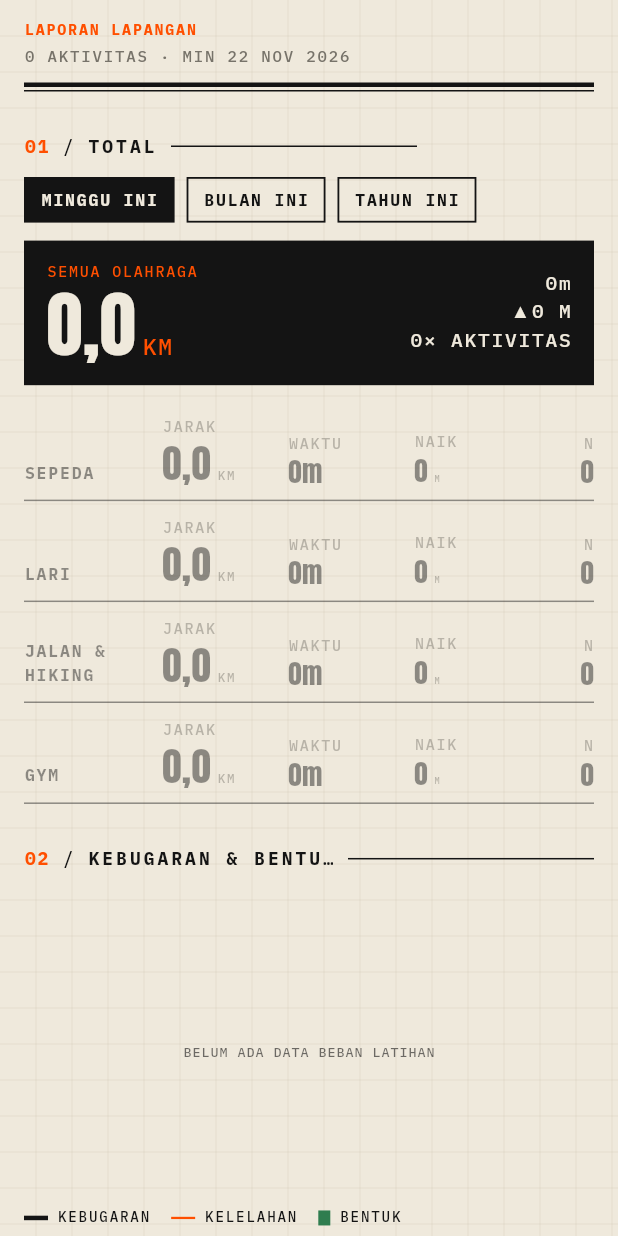
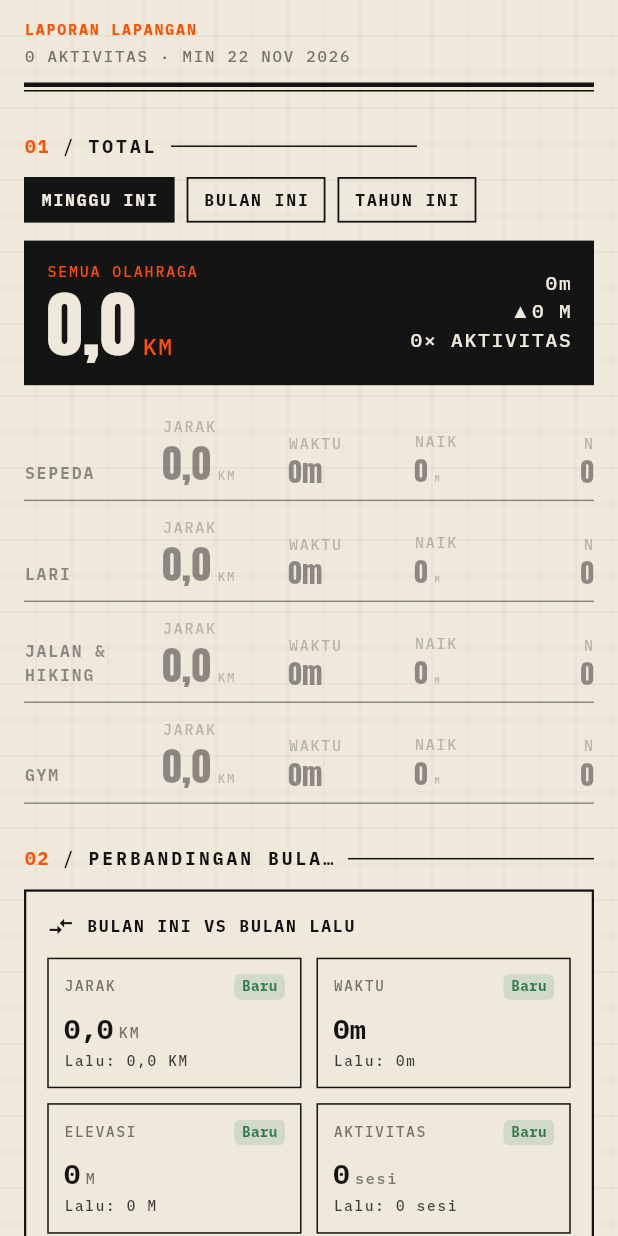
Before and after one commit to AbdurRouf05/virya, a Flutter app: the StatsScreen screen opened directly, on a phone screen of 412 x 824 dp. Run offline on Flutter 3.47's test engine with Material 3 defaults, Android fonts, the phone set to English and light mode, and no system bars; our stand-ins replace camera, drift, file_picker, flutter_blue_plus, flutter_riverpod, flutter_tts and 7 more; missing offline and left inert: sqlite3; accounts and stored records are empty; generated files the repository leaves out were written again.

Commit message:
feat: add onboarding quickstart hub, month-over-month stats comparison, and preset offline map regions

```diff
--- a/lib/app/settings.dart
+++ b/lib/app/settings.dart
@@ -42,6 +42,9 @@ class SettingKeys {
 
   /// Periksa pembaruan secara otomatis saat aplikasi dibuka.
   static const autoCheckUpdate = 'auto_check_update';
+
+  /// `true` bila panduan mulai cepat di layar Hari Ini ditutup oleh pengguna.
+  static const quickstartDismissed = 'quickstart_dismissed';
 }
 
 const Map<String, String> settingDefaults = {
@@ -56,6 +59,7 @@ const Map<String, String> settingDefaults = {
   SettingKeys.useSimulatedGps: 'false',
   SettingKeys.updateUrl: '',
   SettingKeys.autoCheckUpdate: 'true',
+  SettingKeys.quickstartDismissed: 'false',
 };
 
 /// In-memory mirror of the AppSettings table; writes go through to SQLite.
--- a/lib/features/dashboard/presentation/stats_screen.dart
+++ b/lib/features/dashboard/presentation/stats_screen.dart
@@ -7,6 +7,7 @@ import 'package:virya/core/widgets/field_kit.dart';
 import 'package:virya/features/activity_history/data/journal_providers.dart';
 import 'package:virya/features/activity_history/presentation/activity_detail_screen.dart';
 import 'package:virya/features/dashboard/domain/stats_math.dart';
+import 'package:virya/features/dashboard/presentation/widgets/stats_comparison_card.dart';
 import 'package:virya/features/dashboard/presentation/widgets/stats_fitness_panel.dart';
 import 'package:virya/features/dashboard/presentation/widgets/stats_records.dart';
 import 'package:virya/features/dashboard/presentation/widgets/stats_totals.dart';
@@ -48,6 +49,9 @@ class _StatsScreenState extends ConsumerState<StatsScreen> {
               SectionHeader(number: sec.next(), title: 'Total'),
               _periodPicker(),
               StatsTotals(activities: list, from: _period.start(now), fmt: fmt),
+              SectionHeader(
+                  number: sec.next(), title: 'Perbandingan bulan ini'),
+              StatsComparisonCard(activities: list, fmt: fmt, now: now),
               SectionHeader(number: sec.next(), title: 'Kebugaran & bentuk'),
               const StatsFitnessPanel(),
               SectionHeader(number: sec.next(), title: 'Kalender 26 minggu'),
--- /dev/null
+++ b/lib/features/dashboard/presentation/widgets/stats_comparison_card.dart
@@ -0,0 +1,218 @@
+import 'package:flutter/material.dart';
+import 'package:virya/app/format.dart';
+import 'package:virya/core/database/app_database.dart';
+import 'package:virya/core/widgets/field_kit.dart';
+import 'package:virya/features/dashboard/domain/stats_math.dart';
+
+/// Kartu perbandingan performa bulan ini terhadap bulan lalu.
+class StatsComparisonCard extends StatelessWidget {
+  final List<Activity> activities;
+  final Fmt fmt;
+  final DateTime now;
+
+  const StatsComparisonCard({
+    super.key,
+    required this.activities,
+    required this.fmt,
+    required this.now,
+  });
+
+  @override
+  Widget build(BuildContext context) {
+    final thisMonthStart = DateTime(now.year, now.month, 1);
+    final lastMonthStart = DateTime(now.year, now.month - 1, 1);
+    final lastMonthEnd = thisMonthStart.subtract(const Duration(milliseconds: 1));
+
+    final thisMonth = activities
+        .where((a) => !a.startTime.isBefore(thisMonthStart))
+        .fold(Totals.zero, (s, a) => s.add(a));
+
+    final lastMonth = activities
+        .where((a) =>
+            !a.startTime.isBefore(lastMonthStart) &&
+            !a.startTime.isAfter(lastMonthEnd))
+        .fold(Totals.zero, (s, a) => s.add(a));
+
+    return Padding(
+      padding: const EdgeInsets.symmetric(horizontal: 16),
+      child: Container(
+        decoration: BoxDecoration(
+          color: FN.cardFill,
+          border: FN.frame(width: 1.5),
+          borderRadius: FN.boxRadius,
+        ),
+        padding: const EdgeInsets.all(14),
+        child: Column(
+          crossAxisAlignment: CrossAxisAlignment.start,
+          children: [
+            Row(
+              children: [
+                Icon(Icons.compare_arrows_outlined, size: 18, color: FN.ink),
+                const SizedBox(width: 8),
+                Text(
+                  FN.caps('BULAN INI VS BULAN LALU'),
+                  style: FN
+                      .label(size: 11, color: FN.ink)
+                      .copyWith(fontWeight: FontWeight.w700),
+                ),
+              ],
+            ),
+            const SizedBox(height: 12),
+            Row(
+              children: [
+                Expanded(
+                  child: _MetricTile(
+                    label: 'Jarak',
+                    thisVal: fmt.distance(thisMonth.distanceM, decimals: 1),
+                    unit: fmt.distUnit,
+                    lastVal: fmt.distance(lastMonth.distanceM, decimals: 1),
+                    diffPct: _pct(thisMonth.distanceM, lastMonth.distanceM),
+                  ),
+                ),
+                const SizedBox(width: 10),
+                Expanded(
+                  child: _MetricTile(
+                    label: 'Waktu',
+                    thisVal: Fmt.durationShort(thisMonth.movingS),
+                    unit: '',
+                    lastVal: Fmt.durationShort(lastMonth.movingS),
+                    diffPct: _pct(
+                      thisMonth.movingS.toDouble(),
+                      lastMonth.movingS.toDouble(),
+                    ),
+                  ),
+                ),
+              ],
+            ),
+            const SizedBox(height: 10),
+            Row(
+              children: [
+                Expanded(
+                  child: _MetricTile(
+                    label: 'Elevasi',
+                    thisVal: fmt.elevation(thisMonth.elevationM),
+                    unit: fmt.eleUnit,
+                    lastVal: fmt.elevation(lastMonth.elevationM),
+                    diffPct: _pct(thisMonth.elevationM, lastMonth.elevationM),
+                  ),
+                ),
+                const SizedBox(width: 10),
+                Expanded(
+                  child: _MetricTile(
+                    label: 'Aktivitas',
+                    thisVal: '${thisMonth.count}',
+                    unit: 'sesi',
+                    lastVal: '${lastMonth.count}',
+                    diffPct: _pct(
+                      thisMonth.count.toDouble(),
+                      lastMonth.count.toDouble(),
+                    ),
+                  ),
+                ),
+              ],
+            ),
+          ],
+        ),
+      ),
+    );
+  }
+
+  static double? _pct(double curr, double prev) {
+    if (prev <= 0) return null;
+    return ((curr - prev) / prev) * 100;
+  }
+}
+
+class _MetricTile extends StatelessWidget {
+  final String label;
+  final String thisVal;
+  final String unit;
+  final String lastVal;
+  final double? diffPct;
+
+  const _MetricTile({
+    required this.label,
+    required this.thisVal,
+    required this.unit,
+    required this.lastVal,
+    this.diffPct,
+  });
+
+  @override
+  Widget build(BuildContext context) {
+    final hasDiff = diffPct != null;
+    final isPos = (diffPct ?? 0) >= 0;
+    final diffColor = isPos ? FN.ok : FN.warn;
+    final diffText = hasDiff
+        ? '${isPos ? '+' : ''}${diffPct!.round()}%'
+        : 'Baru';
+
+    return Container(
+      padding: const EdgeInsets.all(10),
+      decoration: BoxDecoration(
+        color: FN.paper.withValues(alpha: 0.6),
+        border: FN.frame(width: 1),
+        borderRadius: FN.smallRadius,
+      ),
+      child: Column(
+        crossAxisAlignment: CrossAxisAlignment.start,
+        children: [
+          Row(
+            mainAxisAlignment: MainAxisAlignment.spaceBetween,
+            children: [
+              Text(
+                label.toUpperCase(),
+                style: FN.label(size: 9.5, color: FN.inkMuted),
+              ),
+              Container(
+                padding:
+                    const EdgeInsets.symmetric(horizontal: 5, vertical: 1.5),
+                decoration: BoxDecoration(
+                  color: diffColor.withValues(alpha: 0.15),
+                  borderRadius: BorderRadius.circular(4),
+                ),
+                child: Text(
+                  diffText,
+                  style: TextStyle(
+                    fontFamily: FN.mono,
+                    fontSize: 9.5,
+                    fontWeight: FontWeight.w700,
+                    color: diffColor,
+                  ),
+                ),
+              ),
+            ],
+          ),
+          const SizedBox(height: 6),
+          Row(
+            crossAxisAlignment: CrossAxisAlignment.baseline,
+            textBaseline: TextBaseline.alphabetic,
+            children: [
+              Text(
+                thisVal,
+                style: TextStyle(
+                  fontFamily: FN.mono,
+                  fontSize: 18,
+                  fontWeight: FontWeight.w700,
+                  color: FN.ink,
+                ),
+              ),
+              if (unit.isNotEmpty) ...[
+                const SizedBox(width: 3),
+                Text(
+                  unit,
+                  style: FN.label(size: 10, color: FN.inkMuted),
+                ),
+              ],
+            ],
+          ),
+          const SizedBox(height: 2),
+          Text(
+            'Lalu: $lastVal $unit'.trim(),
+            style: FN.label(size: 9.5, color: FN.inkSoft),
+          ),
+        ],
+      ),
+    );
+  }
+}
```
Also changed, not shown: lib/features/maps/presentation/widgets/region_download_sheet.dart (+83 -2 lines), lib/features/today/presentation/today_screen.dart (+14 -0 lines), lib/features/today/presentation/widgets/today_quickstart_card.dart (added, +264 -0 lines).
